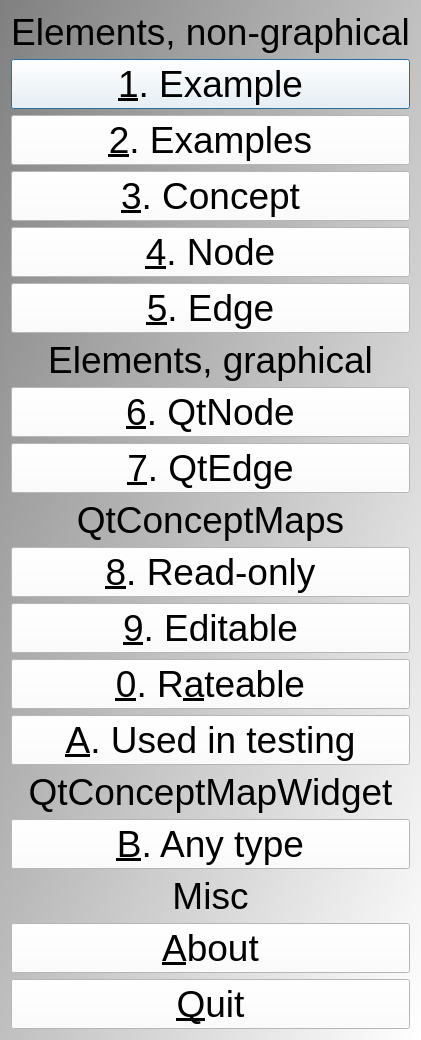
Before: the Qt Designer form Tools/ToolTestConceptMap/qttestconceptmapmenudialog.ui in richelbilderbeek/ProjectRichelBilderbeek, drawn with Qt 5.
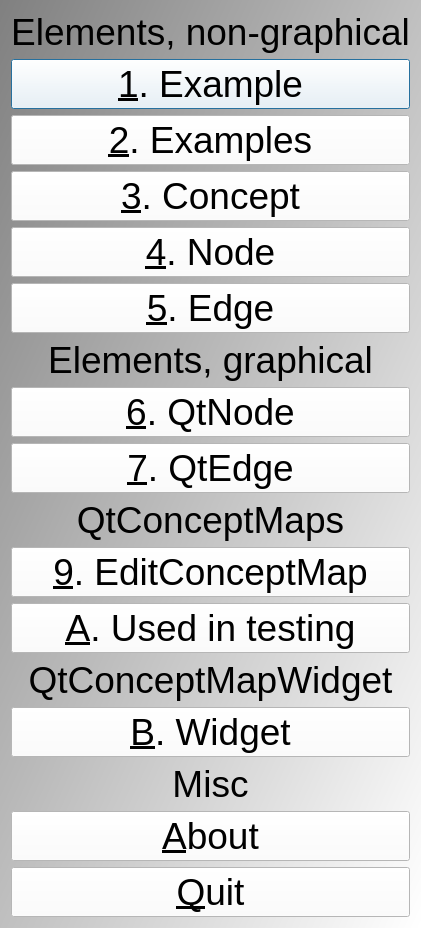
After: the same form once the commit is applied.

Commit message: Removed View and Rate-ConceptMap

The edit to the form file:
```diff
--- a/Tools/ToolTestConceptMap/qttestconceptmapmenudialog.ui
+++ b/Tools/ToolTestConceptMap/qttestconceptmapmenudialog.ui
@@ -109,24 +109,10 @@
      </property>
     </widget>
    </item>
-   <item>
-    <widget class="QPushButton" name="button_readonly_conceptmap">
-     <property name="text">
-      <string>&amp;8. Read-only</string>
-     </property>
-    </widget>
-   </item>
    <item>
     <widget class="QPushButton" name="button_edit_conceptmap">
      <property name="text">
-      <string>&amp;9. Editable</string>
-     </property>
-    </widget>
-   </item>
-   <item>
-    <widget class="QPushButton" name="button_rate_conceptmap">
-     <property name="text">
-      <string>&amp;0. R&amp;ateable</string>
+      <string>&amp;9. EditConceptMap</string>
      </property>
     </widget>
    </item>
@@ -150,7 +136,7 @@
    <item>
     <widget class="QPushButton" name="button_conceptmapwidget">
      <property name="text">
-      <string>&amp;B. Any type</string>
+      <string>&amp;B. Widget</string>
      </property>
     </widget>
    </item>
```
Left out of the diff: 2 changed lines with no effect on the pictures. The commit also changes 18 other files.
